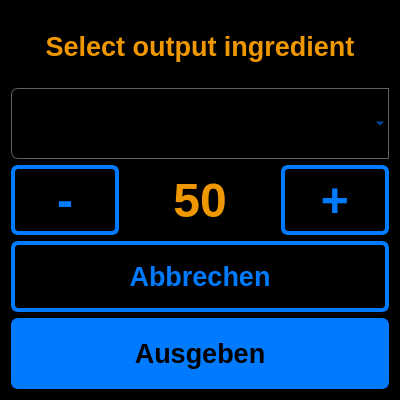
AndreWohnsland/CocktailBerry, file src/ui_elements/bonusingredient.ui: the form before one commit.
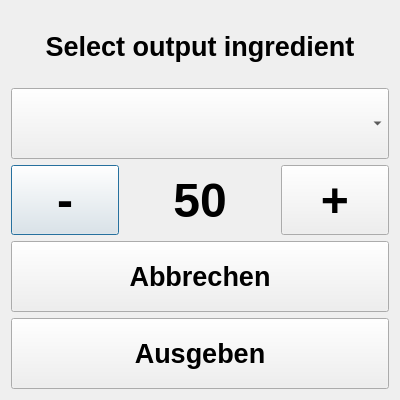
The form after the commit.

```diff
--- a/src/ui_elements/bonusingredient.ui
+++ b/src/ui_elements/bonusingredient.ui
@@ -26,71 +26,7 @@
    <string>Zutatenausgabe auswählen</string>
   </property>
   <property name="styleSheet">
-   <string notr="true">QWidget
-{
-	color: rgb(0, 123, 255);	
-	background-color: rgb(0, 0, 0);
-}
-
-QPushButton {
-	background-color: rgb(0, 0, 0);
-	color: (0, 123, 255);
-    border-width: 4px;
-	border-color: rgb(0, 123, 255);
-	border-style: solid;
-	border-radius: 7;
-	padding: 3px;
-	padding-left: 5px;
-	padding-right: 5px;
-}
-
-QPushButton:pressed
-{
-	color: rgb(239, 151, 0);	
-	border-color: rgb(239, 151, 0);
-}
-
-#LAmount{
-	color: rgb(239, 151, 0);
-}
-
-QComboBox {
-	color: rgb(0, 123, 255);	
-    border: 1px solid  rgb(97, 97, 97);
-    border-top-left-radius: 7px;
-    border-bottom-left-radius: 7px;
-    padding: 1px 18px 1px 5px;
-    min-width: 6em;
-}
-
-QComboBox:on { /* shift the text when the popup opens */
-    border: 1px solid  rgb(97, 97, 97);
-    border-top-left-radius: 7px;
-    border-bottom-left-radius: 0px;
-	color: rgb(239, 151, 0);
-}
-
-#LHeader {
-	color: rgb(239, 151, 0);
-}
-
-/* Inverted button style */
-#PBAusgeben {
-	background-color: rgb(0, 123, 255);  
-	color: rgb(0, 0, 0);
-    border-width: 3px;
-	border-color: rgb(0, 123, 255);
-	border-style: solid;
-	border-radius: 7;
-	padding: 3px;
-	padding-left: 5px;
-	padding-right: 5px;
-}
-
-#PBAusgeben:pressed {
-	background-color: rgb(239, 151, 0);	
-	border-color: rgb(239, 151, 0);	
-}</string>
+   <string notr="true"/>
   </property>
   <property name="modal">
    <bool>true</bool>
```
Left out of the diff: 9 changed lines with no effect on the pictures.
